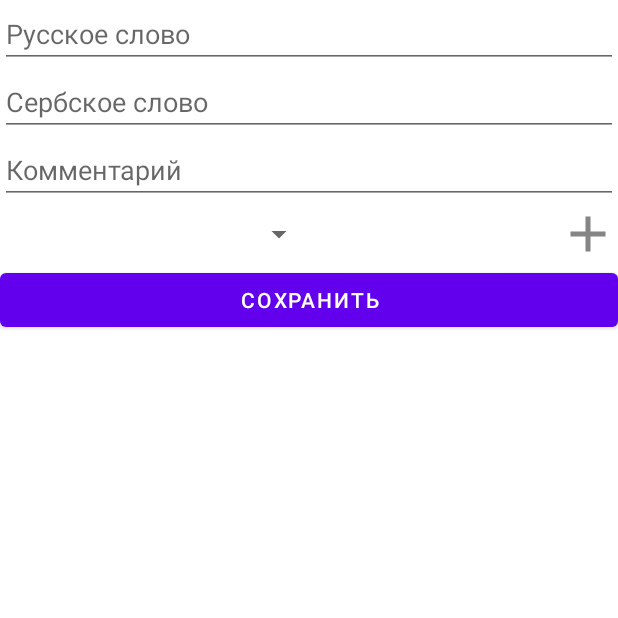
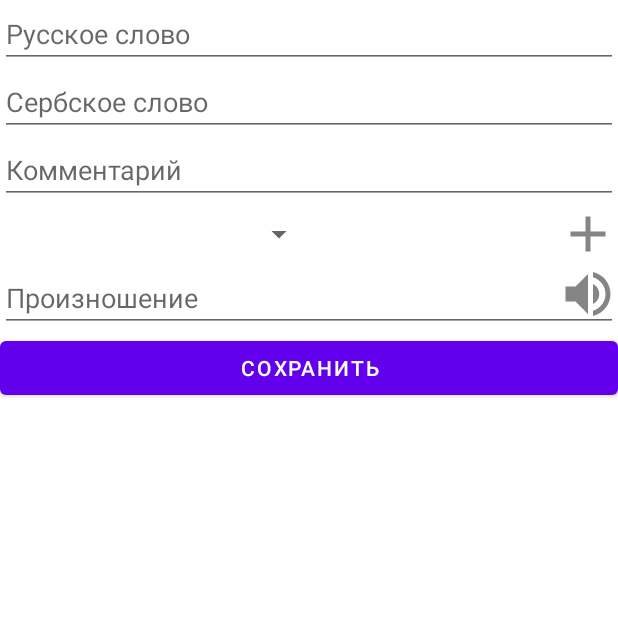
Before and after one commit to MrDmitriy65/SWT, an Android app: the AddNewPairFragment screen opened through its navigation route, on a phone screen of 412 x 824 dp, the top half of it. Run offline under Robolectric (Android 15) with nearby library versions, the phone set to English and light mode, and no system bars; 1 statement that could not run was skipped.

Commit message:
11: Add field for pronunciation. Refactoring.

```diff
--- a/app/src/main/java/com/mrdmitriy65/serbianwordstrainer/DictionaryActivity.kt
+++ b/app/src/main/java/com/mrdmitriy65/serbianwordstrainer/DictionaryActivity.kt
@@ -1,19 +1,41 @@
 package com.mrdmitriy65.serbianwordstrainer
 
 import android.os.Bundle
+import android.speech.tts.TextToSpeech
 import androidx.appcompat.app.AppCompatActivity
 import androidx.navigation.NavController
 import androidx.navigation.fragment.NavHostFragment
+import com.mrdmitriy65.serbianwordstrainer.constants.Constants.Companion.SERBIAN_TTS_VOICE
 
-class DictionaryActivity : AppCompatActivity(R.layout.activity_dictionary) {
+class DictionaryActivity : AppCompatActivity(R.layout.activity_dictionary), ITts {
 
     private lateinit var navController: NavController
+    private lateinit var tts: TextToSpeech
 
     override fun onCreate(savedInstanceState: Bundle?) {
         super.onCreate(savedInstanceState)
+
+        initializeTts()
+        fun getTextToSpeach(): TextToSpeech {
+            return tts
+        }
 
         val navHostFragment = supportFragmentManager
             .findFragmentById(R.id.dictionary_nav_host_fragment) as NavHostFragment
         navController = navHostFragment.navController
     }
+
+    private fun initializeTts() {
+        val onInitListener = TextToSpeech.OnInitListener {
+            if (it == TextToSpeech.SUCCESS) {
+                tts.voice =
+                    tts.voices?.find { it.name == SERBIAN_TTS_VOICE } ?: tts.defaultVoice
+            }
+        }
+        tts = TextToSpeech(this, onInitListener)
+    }
+
+    override fun getTextToSpeech(): TextToSpeech {
+        return tts
+    }
 }
--- /dev/null
+++ b/app/src/main/java/com/mrdmitriy65/serbianwordstrainer/ITts.kt
@@ -0,0 +1,7 @@
+package com.mrdmitriy65.serbianwordstrainer
+
+import android.speech.tts.TextToSpeech
+
+interface ITts {
+    fun getTextToSpeech(): TextToSpeech
+}
--- a/app/src/main/java/com/mrdmitriy65/serbianwordstrainer/TrainerActivity.kt
+++ b/app/src/main/java/com/mrdmitriy65/serbianwordstrainer/TrainerActivity.kt
@@ -5,10 +5,10 @@ import android.os.Bundle
 import android.speech.tts.TextToSpeech
 import androidx.navigation.NavController
 import androidx.navigation.fragment.NavHostFragment
+import com.mrdmitriy65.serbianwordstrainer.constants.Constants.Companion.SERBIAN_TTS_VOICE
 import com.mrdmitriy65.serbianwordstrainer.databinding.ActivityTrainerBinding
 
-private const val SERBIAN_TTS_VOICE = "sr"
-class TrainerActivity : AppCompatActivity() {
+class TrainerActivity : AppCompatActivity(), ITts {
     private lateinit var binding: ActivityTrainerBinding
     private lateinit var navController: NavController
     private lateinit var tts: TextToSpeech
@@ -36,7 +36,7 @@ class TrainerActivity : AppCompatActivity() {
         tts = TextToSpeech(this, onInitListener)
     }
 
-    fun getTextToSpeach(): TextToSpeech {
+    override fun getTextToSpeech(): TextToSpeech {
         return tts
     }
 }
--- a/app/src/main/java/com/mrdmitriy65/serbianwordstrainer/fragments/trainer/ChoseFromVariantsFragment.kt
+++ b/app/src/main/java/com/mrdmitriy65/serbianwordstrainer/fragments/trainer/ChoseFromVariantsFragment.kt
@@ -7,6 +7,7 @@ import android.view.View
 import android.view.ViewGroup
 import androidx.fragment.app.activityViewModels
 import androidx.navigation.fragment.findNavController
+import com.mrdmitriy65.serbianwordstrainer.ITts
 import com.mrdmitriy65.serbianwordstrainer.SerbianWordsTrainerApplication
 import com.mrdmitriy65.serbianwordstrainer.TrainerActivity
 import com.mrdmitriy65.serbianwordstrainer.databinding.FragmentChoseFromVariantsBinding
@@ -45,7 +46,7 @@ class ChoseFromVariantsFragment : Fragment() {
         }
 
         if (sharedViewModel.getCurrentExercise().isSpeakable) {
-            sharedViewModel.playQuestion((activity as TrainerActivity).getTextToSpeach())
+            sharedViewModel.playQuestion((activity as ITts).getTextToSpeech())
         }
     }
 
@@ -62,7 +63,7 @@ class ChoseFromVariantsFragment : Fragment() {
     }
 
     fun playSound() {
-        val tts = (activity as TrainerActivity).getTextToSpeach()
+        val tts = (activity as ITts).getTextToSpeech()
         sharedViewModel.playQuestion(tts)
     }
 }
--- a/app/src/main/res/layout/fragment_add_new_pair.xml
+++ b/app/src/main/res/layout/fragment_add_new_pair.xml
@@ -59,12 +59,32 @@
         app:layout_constraintEnd_toEndOf="parent"
         app:layout_constraintTop_toBottomOf="@id/comment" />
 
+    <EditText
+        android:id="@+id/pronunciation"
+        android:layout_width="match_parent"
+        android:layout_height="wrap_content"
+        android:hint="@string/add_new_pair_fragment_pronunciation"
+        android:autofillHints="@string/add_new_pair_fragment_pronunciation"
+        android:inputType="textAutoComplete"
+        app:layout_constraintTop_toBottomOf="@id/add_new_category"
+        app:layout_constraintStart_toStartOf="parent"
+        app:layout_constraintEnd_toEndOf="parent"
+        />
+
+    <View
+        android:id="@+id/play_word"
+        android:layout_width="40dp"
+        android:layout_height="40dp"
+        android:background="@drawable/ic_play_sound"
+        app:layout_constraintEnd_toEndOf="parent"
+        app:layout_constraintTop_toBottomOf="@id/add_new_category" />
+
     <Button
         android:id="@+id/save"
         android:layout_width="match_parent"
         android:layout_height="wrap_content"
         android:text="@string/button_save"
-        app:layout_constraintTop_toBottomOf="@id/add_new_category"
+        app:layout_constraintTop_toBottomOf="@id/pronunciation"
         app:layout_constraintStart_toStartOf="parent"
         app:layout_constraintEnd_toEndOf="parent"
         />
--- a/app/src/main/res/navigation/trainer_nav_graph.xml
+++ b/app/src/main/res/navigation/trainer_nav_graph.xml
@@ -83,7 +83,6 @@
         <action
             android:id="@+id/action_trainingResultFragment_to_startLearnFragment"
             app:destination="@id/startLearnFragment"
-            app:popUpTo="@id/startLearnFragment"
-            app:popUpToInclusive="false" />
+            app:popUpTo="@id/startLearnFragment" />
     </fragment>
 </navigation>
--- a/app/src/main/res/values/strings.xml
+++ b/app/src/main/res/values/strings.xml
@@ -20,6 +20,7 @@
     <string name="add_new_pair_fragment_russian_word">Русское слово</string>
     <string name="add_new_pair_fragment_serbian_word">Сербское слово</string>
     <string name="add_new_pair_fragment_comment">Комментарий</string>
+    <string name="add_new_pair_fragment_pronunciation">Произношение</string>
     <string name="add_new_pair_fragment_add_new_category">Введите название категории</string>
     <string name="add_new_pair_fragment_empty_category_name">Пустое название категории</string>
     <string name="add_new_pair_fragment_can_not_save_pair">Нельзя сохранить пару</string>
```
Also changed, not shown: app/src/main/java/com/mrdmitriy65/serbianwordstrainer/constants/Constants.kt (added, +7 -0 lines), app/src/main/java/com/mrdmitriy65/serbianwordstrainer/fragments/dictionay/AddNewPairFragment.kt (+24 -3 lines).
